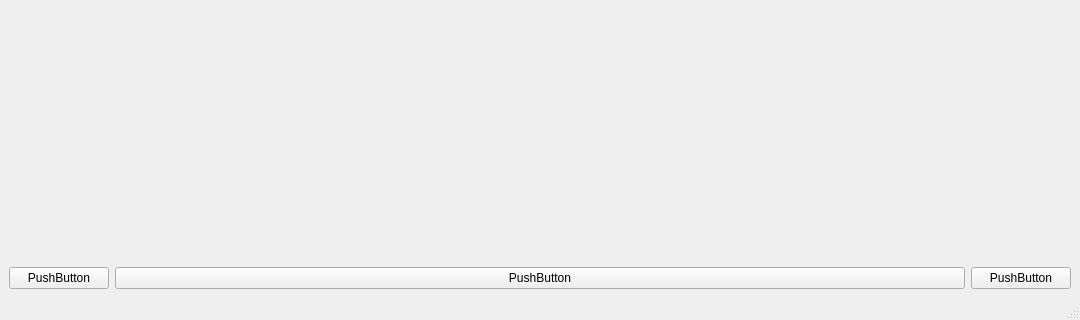
Qt form Qtuic/faceswapVideo.ui (ShunHua0404/FaceSwap_application) before a commit; both pictures show x 0 to 1080 and y 480 to 800 of the 1080 by 800 pixel window.
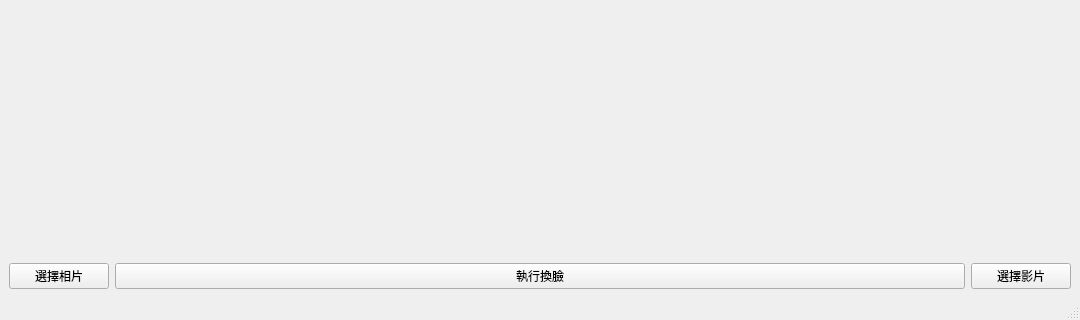
The same form after that commit.

The edit to the form file:
```diff
--- a/Qtuic/faceswapVideo.ui
+++ b/Qtuic/faceswapVideo.ui
@@ -52,14 +52,14 @@
          </size>
         </property>
         <property name="text">
-         <string>PushButton</string>
+         <string>選擇相片</string>
         </property>
        </widget>
       </item>
       <item>
        <widget class="QPushButton" name="pushButton_start">
         <property name="text">
-         <string>PushButton</string>
+         <string>執行換臉</string>
         </property>
        </widget>
       </item>
@@ -72,7 +72,7 @@
          </size>
         </property>
         <property name="text">
-         <string>PushButton</string>
+         <string>選擇影片</string>
         </property>
        </widget>
       </item>
```
